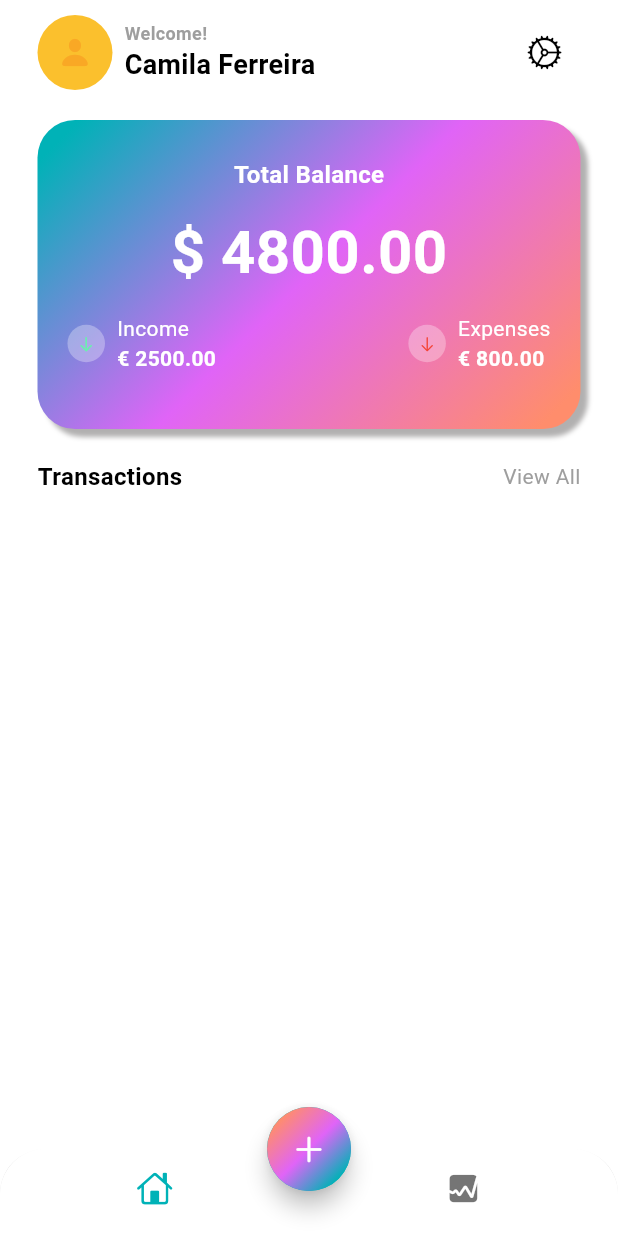
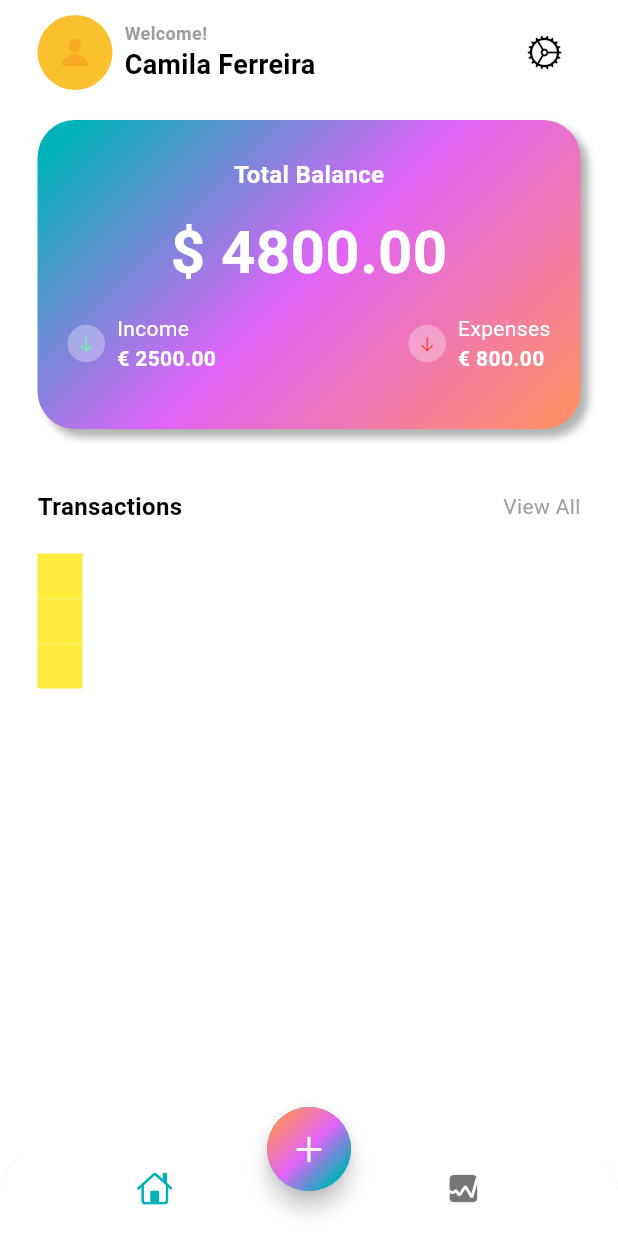
Before and after one commit to milamiloca/Expense_tracker, a Flutter app: the screen it shows after launch, on a phone screen of 412 x 824 dp. Run offline on Flutter 3.47's test engine with Material 3 defaults, Android fonts, the phone set to English and light mode, and no system bars.

Commit message:
projeto diário

```diff
--- a/lib/screens/home/views/main_screen.dart
+++ b/lib/screens/home/views/main_screen.dart
@@ -83,9 +83,10 @@ class MainScreen extends StatelessWidget {
                   borderRadius: BorderRadius.circular(25),
                   boxShadow: [
                     BoxShadow(
-                        blurRadius: 2,
-                        color: Color.fromARGB(255, 61, 58, 58).withOpacity(0.4),
-                        offset: Offset(5, 5)),
+                        blurRadius: 4,
+                        color: const Color.fromARGB(255, 61, 58, 58)
+                            .withOpacity(0.4),
+                        offset: const Offset(5, 5)),
                   ]),
               child: Column(
                 mainAxisAlignment: MainAxisAlignment.center,
@@ -190,7 +191,7 @@ class MainScreen extends StatelessWidget {
                 ],
               ),
             ),
-            SizedBox(height: 20),
+            const SizedBox(height: 40),
             Row(
               mainAxisAlignment: MainAxisAlignment.spaceBetween,
               children: [
@@ -201,14 +202,39 @@ class MainScreen extends StatelessWidget {
                       color: Theme.of(context).colorScheme.onBackground,
                       fontWeight: FontWeight.bold),
                 ),
-                Text(
+                GestureDetector(
+                  onTap: () {},
+                  child: Text(
                     'View All',
                     style: TextStyle(
                         fontSize: 14,
                         color: Theme.of(context).colorScheme.outline,
                         fontWeight: FontWeight.w400),
                   ),
+                )
               ],
+            ),
+            const SizedBox(height: 20),
+            Expanded(
+              child: ListView.builder(
+                  itemCount: 3,
+                  itemBuilder: (context, int i) {
+                    return Container(
+                      decoration: BoxDecoration(
+                          color: Colors.white,
+                          borderRadius: BorderRadius.circular(12)),
+                      child: Row(
+                        children: [
+                          Container(
+                            width: 30,
+                            height: 30,
+                            decoration:
+                                const BoxDecoration(color: Colors.yellow),
+                          )
+                        ],
+                      ),
+                    );
+                  }),
             )
           ],
         ),
```
Lines whose indentation alone changed are shown as unchanged.
